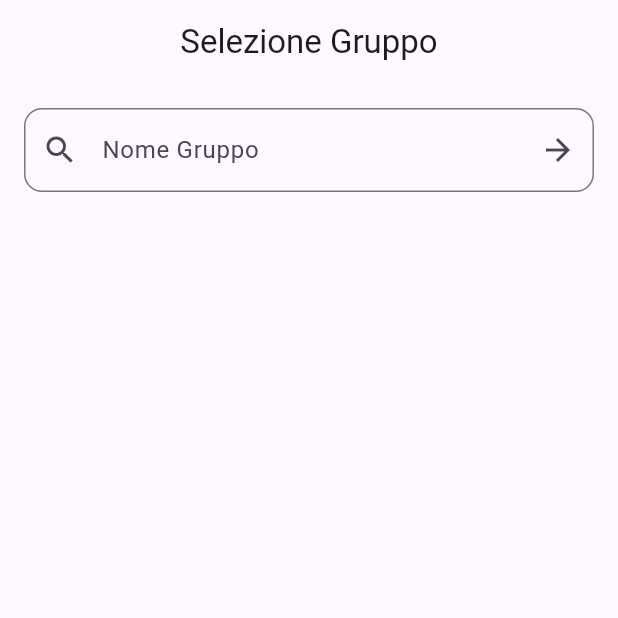
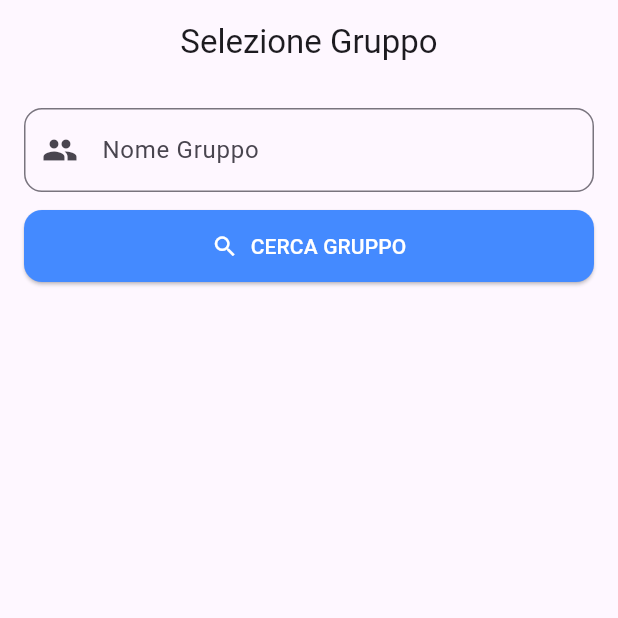
Before and after one commit to raffaele-giugliano/app-del-gruppo, a Flutter app: the screen it shows after launch, on a phone screen of 412 x 824 dp, the top half of it. Run offline on Flutter 3.47's test engine with Material 3 defaults, Android fonts, the phone set to English and light mode, and no system bars; our stand-ins replace shared_preferences.

Commit message:
Risolti problemi di scroll, pulsanti e blocco del gruppo

```diff
--- a/lib/screens/detail_screen.dart
+++ b/lib/screens/detail_screen.dart
@@ -24,7 +24,9 @@ class DetailScreen extends StatelessWidget {
         title: const Text('Dettaglio'),
         centerTitle: true,
       ),
+      // SingleChildScrollView avvolge l'intera schermata consentendo lo scroll completo
       body: SingleChildScrollView(
+        physics: const AlwaysScrollableScrollPhysics(),
         padding: const EdgeInsets.all(16.0),
         child: Column(
           crossAxisAlignment: CrossAxisAlignment.stretch,
--- a/lib/screens/group_selection_screen.dart
+++ b/lib/screens/group_selection_screen.dart
@@ -17,6 +17,7 @@ class _GroupSelectionScreenState extends State<GroupSelectionScreen> {
   late final CsvService _csvService;
 
   bool _isLoading = false;
+  bool _isGroupConfirmed = false;
   String? _errorMessage;
   List<PageConfig> _pages = [];
   PageConfig? _selectedPage;
@@ -33,6 +34,8 @@ class _GroupSelectionScreenState extends State<GroupSelectionScreen> {
     final groupName = _groupController.text.trim();
     if (groupName.isEmpty) return;
 
+    FocusScope.of(context).unfocus();
+
     setState(() {
       _isLoading = true;
       _errorMessage = null;
@@ -47,13 +50,24 @@ class _GroupSelectionScreenState extends State<GroupSelectionScreen> {
       setState(() {
         _pages = pages;
         _isLoading = false;
+        _isGroupConfirmed = true; // Blocca il nome del gruppo
       });
     } catch (e) {
       setState(() {
         _errorMessage = e.toString().replaceAll('Exception: ', '');
         _isLoading = false;
+        _isGroupConfirmed = false;
       });
     }
+  }
+
+  void _resetGroupSelection() {
+    setState(() {
+      _isGroupConfirmed = false;
+      _pages = [];
+      _selectedPage = null;
+      _errorMessage = null;
+    });
   }
 
   void _confirmPageSelection() {
@@ -74,35 +88,81 @@ class _GroupSelectionScreenState extends State<GroupSelectionScreen> {
         title: const Text('Selezione Gruppo'),
         centerTitle: true,
       ),
-      body: Padding(
+      body: SingleChildScrollView(
         padding: const EdgeInsets.all(16.0),
         child: Column(
           crossAxisAlignment: CrossAxisAlignment.stretch,
           children: [
+            // Campo Testo Nome Gruppo
             TextField(
               controller: _groupController,
+              enabled: !_isGroupConfirmed, // Disabilitato quando il gruppo è confermato
               decoration: InputDecoration(
                 labelText: 'Nome Gruppo',
-                prefixIcon: const Icon(Icons.search),
+                prefixIcon: const Icon(Icons.group),
                 border: OutlineInputBorder(
                   borderRadius: BorderRadius.circular(12),
                 ),
-                suffixIcon: IconButton(
-                  icon: const Icon(Icons.arrow_forward),
-                  onPressed: _searchGroup,
+              ),
+              onSubmitted: (_) {
+                if (!_isGroupConfirmed) _searchGroup();
+              },
+            ),
+            const SizedBox(height: 12),
+
+            // Tasto Cerca Gruppo o Tasto Cambia Gruppo con freccia <-
+            if (!_isGroupConfirmed)
+              ElevatedButton.icon(
+                onPressed: _isLoading ? null : _searchGroup,
+                icon: const Icon(Icons.search),
+                label: const Text('CERCA GRUPPO'),
+                style: ElevatedButton.styleFrom(
+                  backgroundColor: Colors.blueAccent,
+                  foregroundColor: Colors.white,
+                  padding: const EdgeInsets.symmetric(vertical: 14),
+                  shape: RoundedRectangleBorder(
+                    borderRadius: BorderRadius.circular(12),
+                  ),
+                ),
+              )
+            else
+              OutlinedButton.icon(
+                onPressed: _resetGroupSelection,
+                icon: const Icon(Icons.arrow_back),
+                label: const Text('CAMBIA GRUPPO'),
+                style: OutlinedButton.styleFrom(
+                  padding: const EdgeInsets.symmetric(vertical: 12),
+                  shape: RoundedRectangleBorder(
+                    borderRadius: BorderRadius.circular(12),
+                  ),
                 ),
               ),
-              onSubmitted: (_) => _searchGroup(),
-            ),
-            const SizedBox(height: 16),
+
+            const SizedBox(height: 24),
+
             if (_isLoading)
-              const Center(child: CircularProgressIndicator())
+              const Center(
+                child: Padding(
+                  padding: EdgeInsets.all(20.0),
+                  child: CircularProgressIndicator(),
+                ),
+              )
             else if (_errorMessage != null)
-              Text(
-                _errorMessage!,
-                style: const TextStyle(color: Colors.red),
+              Container(
+                padding: const EdgeInsets.all(12),
+                decoration: BoxDecoration(
+                  color: Colors.red.shade50,
+                  borderRadius: BorderRadius.circular(8),
+                ),
+                child: Text(
+                  _errorMessage!,
+                  style: const TextStyle(color: Colors.red),
+                  textAlign: TextAlign.center,
+                ),
               )
-            else if (_pages.isNotEmpty) ...[
+            else if (_isGroupConfirmed && _pages.isNotEmpty) ...[
+              const Divider(),
+              const SizedBox(height: 16),
               DropdownButtonFormField<PageConfig>(
                 decoration: InputDecoration(
                   labelText: 'Seleziona Pagina',
@@ -123,16 +183,26 @@ class _GroupSelectionScreenState extends State<GroupSelectionScreen> {
                   });
                 },
               ),
-              const SizedBox(height: 16),
+              const SizedBox(height: 20),
+
+              // Bottone di conferma: disabilitato se _selectedPage == null
               ElevatedButton(
                 onPressed: _selectedPage == null ? null : _confirmPageSelection,
                 style: ElevatedButton.styleFrom(
-                  padding: const EdgeInsets.symmetric(vertical: 14),
+                  backgroundColor: Colors.green,
+                  foregroundColor: Colors.white,
+                  disabledBackgroundColor: Colors.grey.shade300,
+                  disabledForegroundColor: Colors.grey.shade600,
+                  padding: const EdgeInsets.symmetric(vertical: 16),
                   shape: RoundedRectangleBorder(
                     borderRadius: BorderRadius.circular(12),
                   ),
+                  elevation: _selectedPage == null ? 0 : 3,
                 ),
-                child: const Text('CONFERMA SELEZIONE PAGINA'),
+                child: const Text(
+                  'CONFERMA SELEZIONE PAGINA',
+                  style: TextStyle(fontSize: 15, fontWeight: FontWeight.bold),
+                ),
               ),
             ],
           ],
--- a/lib/screens/table_view_screen.dart
+++ b/lib/screens/table_view_screen.dart
@@ -21,7 +21,6 @@ class _TableViewScreenState extends State<TableViewScreen> {
   List<Map<String, String>> _rows = [];
   int _highlightedIndex = -1;
 
-  final ScrollController _scrollController = ScrollController();
   final List<GlobalKey> _itemKeys = [];
 
   @override
@@ -31,7 +30,6 @@ class _TableViewScreenState extends State<TableViewScreen> {
   }
 
   Future<void> _loadData() async {
-    // Regola 1: Più tabelle collegate alla pagina
     if (widget.pageConfig.tables.length > 1) {
       setState(() {
         _errorMessage = 'Pagina con più tabelle: funzionalità in fase di sviluppo.';
@@ -42,7 +40,6 @@ class _TableViewScreenState extends State<TableViewScreen> {
 
     final table = widget.pageConfig.tables.first;
 
-    // Regola 2: URL mancante o vuoto
     if (table.csvUrl.trim().isEmpty) {
       setState(() {
         _errorMessage = 'URL della tabella non valido o mancante.';
@@ -66,7 +63,7 @@ class _TableViewScreenState extends State<TableViewScreen> {
         _isLoading = false;
       });
 
-      // Esegui lo scroll automatico alla scheda evidenziata
+      // Scroll automatico dopo che l'interfaccia è costruita
       WidgetsBinding.instance.addPostFrameCallback((_) {
         _scrollToHighlightedItem();
       });
@@ -256,8 +253,9 @@ class _TableViewScreenState extends State<TableViewScreen> {
       );
     }
 
+    // ListView.builder permette lo scroll completo della lista schede
     return ListView.builder(
-      controller: _scrollController,
+      physics: const AlwaysScrollableScrollPhysics(),
       padding: const EdgeInsets.all(12.0),
       itemCount: _rows.length,
       itemBuilder: (context, index) {
@@ -322,7 +320,7 @@ class _TableViewScreenState extends State<TableViewScreen> {
                                 TextSpan(
                                   children: [
                                     TextSpan(
-                                      text: '${entry.key} ',
+                                      text: '${entry.key}: ',
                                       style: const TextStyle(
                                         fontWeight: FontWeight.bold,
                                         color: Colors.black87,
```
